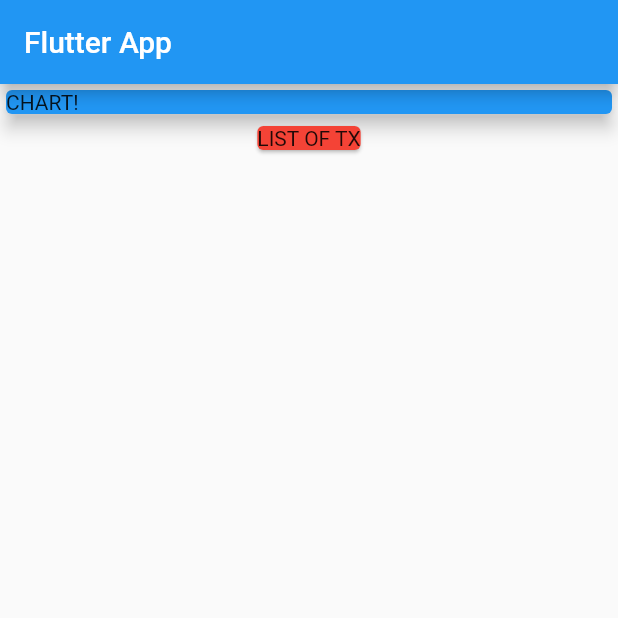
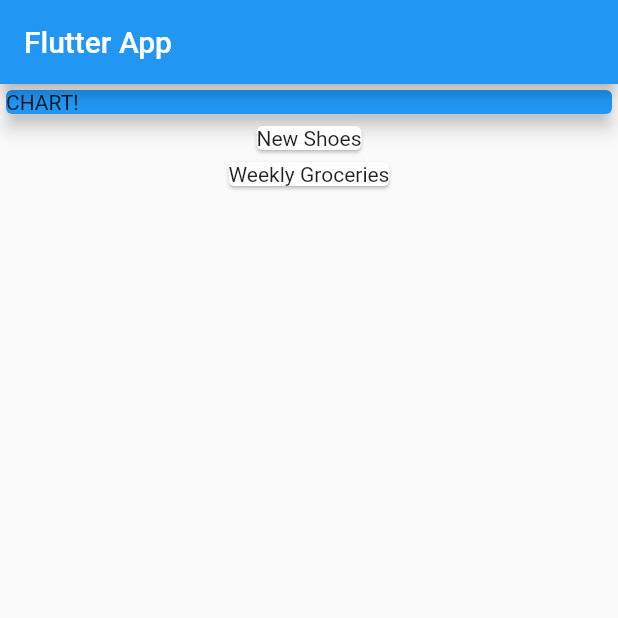
Before and after one commit to ricci1710/flutter_dart_guide, a Flutter app: the screen it shows after launch, on a phone screen of 412 x 824 dp, the top half of it. Run offline on Flutter 3.47's test engine with Material 2 defaults, Android fonts, the phone set to English and light mode, and no system bars.

Commit message:
section4: 76. Mapping Data Into Widgets

```diff
--- a/lib/section4/section4_main_app.dart
+++ b/lib/section4/section4_main_app.dart
@@ -31,18 +31,20 @@ class Section4HomePage extends StatelessWidget {
       ),
       body: Column(
         children: [
-          Container(
+          const SizedBox(
             width: double.infinity,
-            child: const Card(
+            child: Card(
               color: Colors.blue,
               elevation: 5,
               child: Text('CHART!'),
             ),
           ),
-          const Card(
-            color: Colors.red,
-            child: Text('LIST OF TX'),
-          ),
+          Column(
+              children: transaction
+                  .map((tx) => Card(
+                        child: Text(tx.title),
+                      ))
+                  .toList()),
         ],
       ),
     );
```
